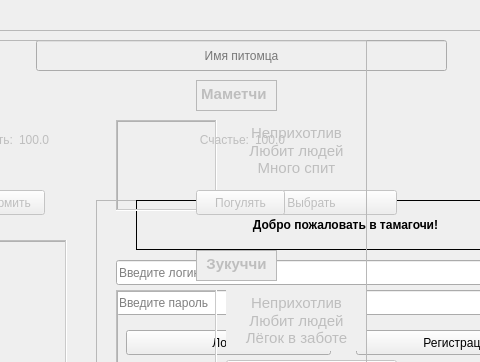
The window that tamagotchi.ui (Znoleg/tcp-Tamagotchi) describes before a commit, drawn with Qt 5; both pictures show x 364 to 844 and y 0 to 362 of the 1228 by 801 pixel window.
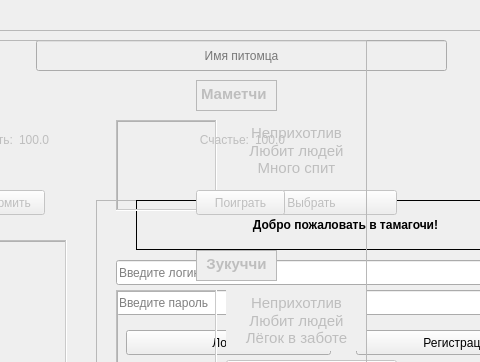
The same window after the commit. Icons and pictures are not drawn.

```diff
--- a/tamagotchi.ui
+++ b/tamagotchi.ui
@@ -602,7 +602,7 @@
       </rect>
      </property>
      <property name="text">
-      <string>Погулять</string>
+      <string>Поиграть</string>
      </property>
     </widget>
     <widget class="QWidget" name="horizontalLayoutWidget_2">
```
Left out of the diff: 2 changed lines with no effect on the pictures.
